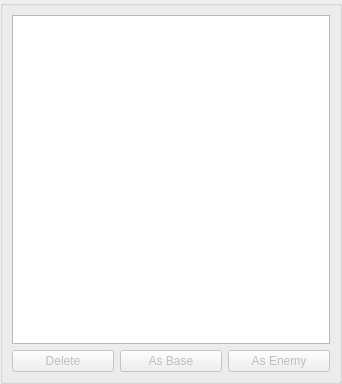
WarrantyVoid/tyrant-optimize-gui, file DeckManagementWidget.ui: the form before one commit.
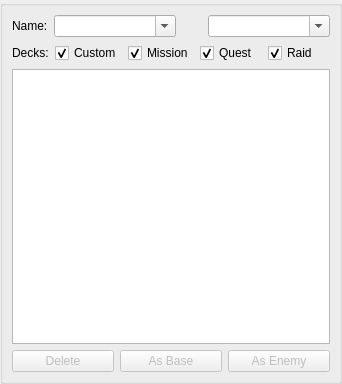
The form after the commit. Icons and pictures are not drawn.

Commit message:
Added more options to deck management
* Added filter option
* Added sort option
* Added deck size to table view

The edit to the form file:
```diff
--- a/DeckManagementWidget.ui
+++ b/DeckManagementWidget.ui
@@ -23,6 +23,125 @@
       <string/>
      </property>
      <layout class="QVBoxLayout" name="verticalLayout_2">
+      <item>
+       <layout class="QHBoxLayout" name="horizontalLayout_2">
+        <property name="topMargin">
+         <number>0</number>
+        </property>
+        <item>
+         <widget class="QLabel" name="label">
+          <property name="sizePolicy">
+           <sizepolicy hsizetype="Fixed" vsizetype="Preferred">
+            <horstretch>0</horstretch>
+            <verstretch>0</verstretch>
+           </sizepolicy>
+          </property>
+          <property name="text">
+           <string>Name:</string>
+          </property>
+         </widget>
+        </item>
+        <item>
+         <widget class="QComboBox" name="nameBox">
+          <property name="editable">
+           <bool>true</bool>
+          </property>
+         </widget>
+        </item>
+        <item>
+         <widget class="QLabel" name="label_2">
+          <property name="sizePolicy">
+           <sizepolicy hsizetype="Fixed" vsizetype="Maximum">
+            <horstretch>0</horstretch>
+            <verstretch>0</verstretch>
+           </sizepolicy>
+          </property>
+          <property name="maximumSize">
+           <size>
+            <width>20</width>
+            <height>20</height>
+           </size>
+          </property>
+          <property name="text">
+           <string/>
+          </property>
+          <property name="pixmap">
+           <pixmap resource="main.qrc">:/img/tyrant/CommanderRegIcon.png</pixmap>
+          </property>
+          <property name="scaledContents">
+           <bool>true</bool>
+          </property>
+         </widget>
+        </item>
+        <item>
+         <widget class="QComboBox" name="commanderBox">
+          <property name="editable">
+           <bool>true</bool>
+          </property>
+         </widget>
+        </item>
+       </layout>
+      </item>
+      <item>
+       <layout class="QHBoxLayout" name="horizontalLayout_3">
+        <property name="topMargin">
+         <number>0</number>
+        </property>
+        <item>
+         <widget class="QLabel" name="label_3">
+          <property name="sizePolicy">
+           <sizepolicy hsizetype="Fixed" vsizetype="Preferred">
+            <horstretch>0</horstretch>
+            <verstretch>0</verstretch>
+           </sizepolicy>
+          </property>
+          <property name="text">
+           <string>Decks:</string>
+          </property>
+         </widget>
+        </item>
+        <item>
+         <widget class="QCheckBox" name="customBox">
+          <property name="text">
+           <string>Custom</string>
+          </property>
+          <property name="checked">
+           <bool>true</bool>
+          </property>
+         </widget>
+        </item>
+        <item>
+         <widget class="QCheckBox" name="missionBox">
+          <property name="text">
+           <string>Mission</string>
+          </property>
+          <property name="checked">
+           <bool>true</bool>
+          </property>
+         </widget>
+        </item>
+        <item>
+         <widget class="QCheckBox" name="questBox">
+          <property name="text">
+           <string>Quest</string>
+          </property>
+          <property name="checked">
+           <bool>true</bool>
+          </property>
+         </widget>
+        </item>
+        <item>
+         <widget class="QCheckBox" name="raidBox">
+          <property name="text">
+           <string>Raid</string>
+          </property>
+          <property name="checked">
+           <bool>true</bool>
+          </property>
+         </widget>
+        </item>
+       </layout>
+      </item>
       <item>
        <widget class="QTableView" name="deckTableView">
         <property name="dragEnabled">
```
The commit also changes 5 other files.
